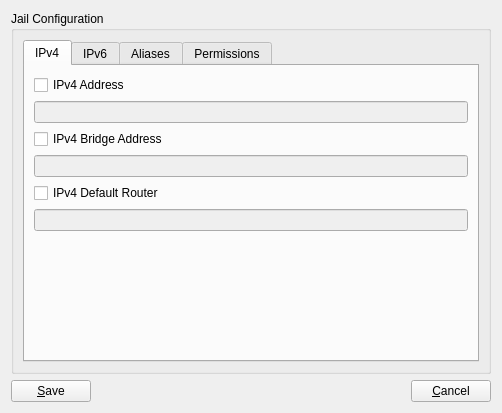
The window that src-qt4/warden-gui/dialogEditIP.ui (trueos/pcbsd) describes before a commit, drawn with Qt 5.
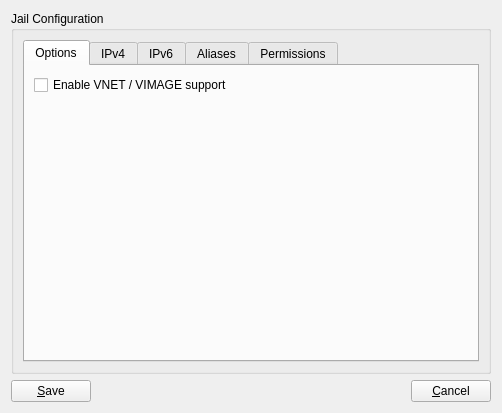
The same window after the commit. Icons and pictures are not drawn.

Commit message: Add support to enable / disable VNET and related options via warden GUI

Patch:
```diff
--- a/src-qt4/warden-gui/dialogEditIP.ui
+++ b/src-qt4/warden-gui/dialogEditIP.ui
@@ -29,6 +29,33 @@
         <property name="currentIndex">
          <number>0</number>
         </property>
+        <widget class="QWidget" name="tabConfig">
+         <attribute name="title">
+          <string>Options</string>
+         </attribute>
+         <layout class="QGridLayout" name="gridLayout_7">
+          <item row="0" column="0">
+           <widget class="QCheckBox" name="checkVNET">
+            <property name="text">
+             <string>Enable VNET / VIMAGE support</string>
+            </property>
+           </widget>
+          </item>
+          <item row="1" column="0">
+           <spacer name="verticalSpacer_3">
+            <property name="orientation">
+             <enum>Qt::Vertical</enum>
+            </property>
+            <property name="sizeHint" stdset="0">
+             <size>
+              <width>20</width>
+              <height>271</height>
+             </size>
+            </property>
+           </spacer>
+          </item>
+         </layout>
+        </widget>
         <widget class="QWidget" name="tab">
          <attribute name="title">
           <string>IPv4</string>
@@ -60,7 +87,7 @@
           <item row="2" column="0">
            <widget class="QCheckBox" name="checkIPv4Bridge">
             <property name="text">
-             <string>IPv4 Bridge Address</string>
+             <string>IPv4 Bridge Address (Requires VNET)</string>
             </property>
            </widget>
           </item>
@@ -74,7 +101,7 @@
           <item row="4" column="0">
            <widget class="QCheckBox" name="checkIPv4Router">
             <property name="text">
-             <string>IPv4 Default Router</string>
+             <string>IPv4 Default Router (Requires VNET)</string>
             </property>
            </widget>
           </item>
```
Left out of the diff: 4 changed lines with no effect on the pictures. The commit also changes 1 other file.
